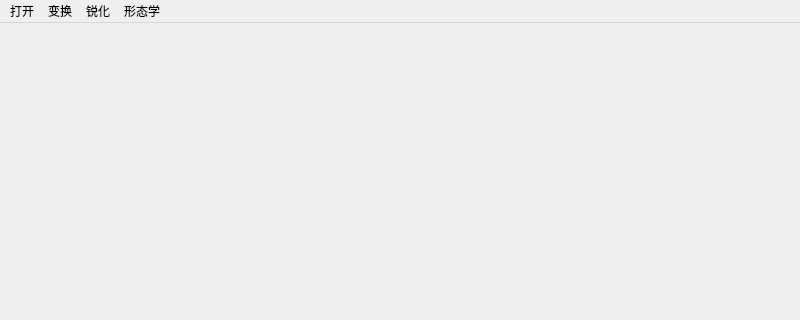
First picture: the form in mainwindow.ui, repository PurpleRabb/Qt-Image-Process, before the edit; both pictures show x 0 to 800 and y 0 to 320 of the 800 by 600 pixel window.
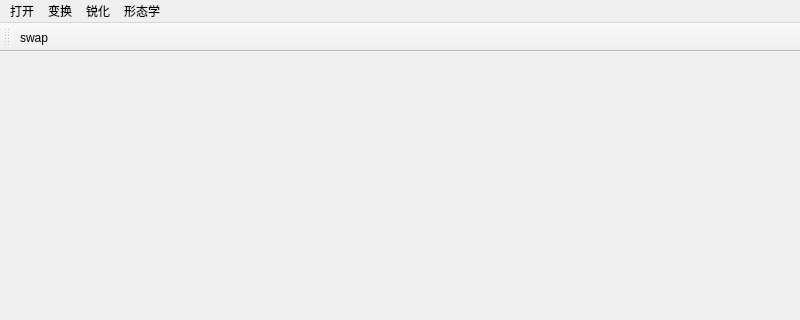
Second picture: the form after the edit.

Commit message: 增减swap选项将目标与源图片呼唤

```diff
--- a/mainwindow.ui
+++ b/mainwindow.ui
@@ -67,6 +67,18 @@
    <addaction name="menu_3"/>
   </widget>
   <widget class="QStatusBar" name="statusbar"/>
+  <widget class="QToolBar" name="toolBar">
+   <property name="windowTitle">
+    <string>toolBar</string>
+   </property>
+   <attribute name="toolBarArea">
+    <enum>TopToolBarArea</enum>
+   </attribute>
+   <attribute name="toolBarBreak">
+    <bool>false</bool>
+   </attribute>
+   <addaction name="actionswitch"/>
+  </widget>
   <action name="actionOpen_Image">
    <property name="text">
     <string>打开图片...</string>
@@ -127,6 +139,11 @@
     <string>膨胀</string>
    </property>
   </action>
+  <action name="actionswitch">
+   <property name="text">
+    <string>swap</string>
+   </property>
+  </action>
  </widget>
  <resources/>
  <connections/>
```
The commit also changes 5 other files.
